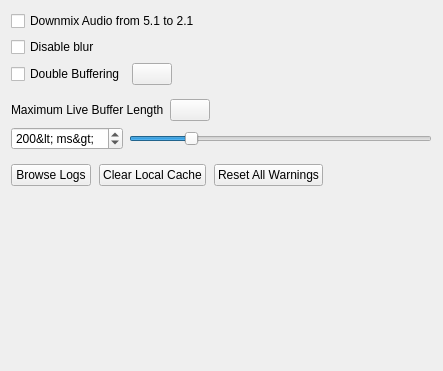
Old version of the form client/nx_client_desktop/src/ui/widgets/local_settings/advanced_settings_widget.ui in the repository networkoptix/nx_open.
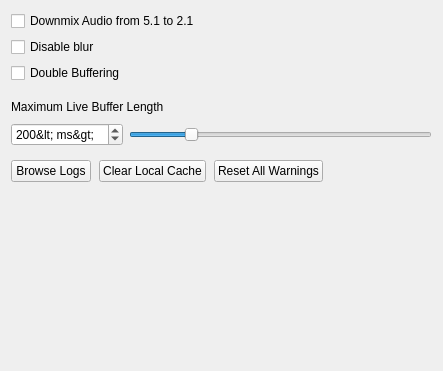
New version of the form. Custom widgets are drawn as their Qt base class.

Commit message:
VMS-9541 Fixing issues with HintButton
Hints:
 - Added wrapper that helps to attach HintButton to existing widget in UI editor.
It allows us to fix problems with QnAligner and QGridLayout.
 - Replaced most labels by LabelWithHint
 - Fixed offsets between widget and its hint

<==== Mercurial data ====>
Branch: vms_3.2_release

Patch:
```diff
--- a/client/nx_client_desktop/src/ui/widgets/local_settings/advanced_settings_widget.ui
+++ b/client/nx_client_desktop/src/ui/widgets/local_settings/advanced_settings_widget.ui
@@ -29,7 +29,10 @@
     </widget>
    </item>
    <item>
-    <layout class="QHBoxLayout" name="horizontalLayout_3" stretch="0,1,0">
+    <layout class="QHBoxLayout" name="horizontalLayout_3" stretch="0,0,1">
+     <property name="spacing">
+      <number>4</number>
+     </property>
      <property name="bottomMargin">
       <number>8</number>
      </property>
@@ -41,13 +44,7 @@
       </widget>
      </item>
      <item>
-      <widget class="nx::client::desktop::HintButton" name="doubleBufferCheckboxHint">
-       <property name="sizePolicy">
-        <sizepolicy hsizetype="Fixed" vsizetype="Fixed">
-         <horstretch>0</horstretch>
-         <verstretch>0</verstretch>
-        </sizepolicy>
-       </property>
+      <widget class="nx::client::desktop::HintButton" name="doubleBufferCheckboxHint" native="true">
        <property name="hint" stdset="0">
         <string>
             Helps avoid problems with OpenGL drawing, which result in 100% CPU load.
@@ -63,7 +60,7 @@
        <property name="sizeHint" stdset="0">
         <size>
          <width>40</width>
-         <height>20</height>
+         <height>0</height>
         </size>
        </property>
       </spacer>
@@ -72,6 +69,9 @@
    </item>
    <item>
     <layout class="QHBoxLayout" name="maximumLiveBufferLengthLabelLayout" stretch="0,1,0">
+     <property name="spacing">
+      <number>4</number>
+     </property>
      <item>
       <widget class="QLabel" name="maximumLiveBufferLengthLabel">
        <property name="text">
@@ -83,7 +83,7 @@
       </widget>
      </item>
      <item>
-      <widget class="nx::client::desktop::HintButton" name="maximumLiveBufferLengthLabelHint">
+      <widget class="nx::client::desktop::HintButton" name="maximumLiveBufferLengthLabelHint" native="true">
        <property name="sizePolicy">
         <sizepolicy hsizetype="Fixed" vsizetype="Fixed">
          <horstretch>0</horstretch>
@@ -219,7 +219,7 @@
  <customwidgets>
   <customwidget>
    <class>nx::client::desktop::HintButton</class>
-   <extends>QPushButton</extends>
+   <extends>QWidget</extends>
    <header location="global">nx/client/desktop/common/widgets/hint_button.h</header>
   </customwidget>
  </customwidgets>
```
The commit also changes 21 other files.
